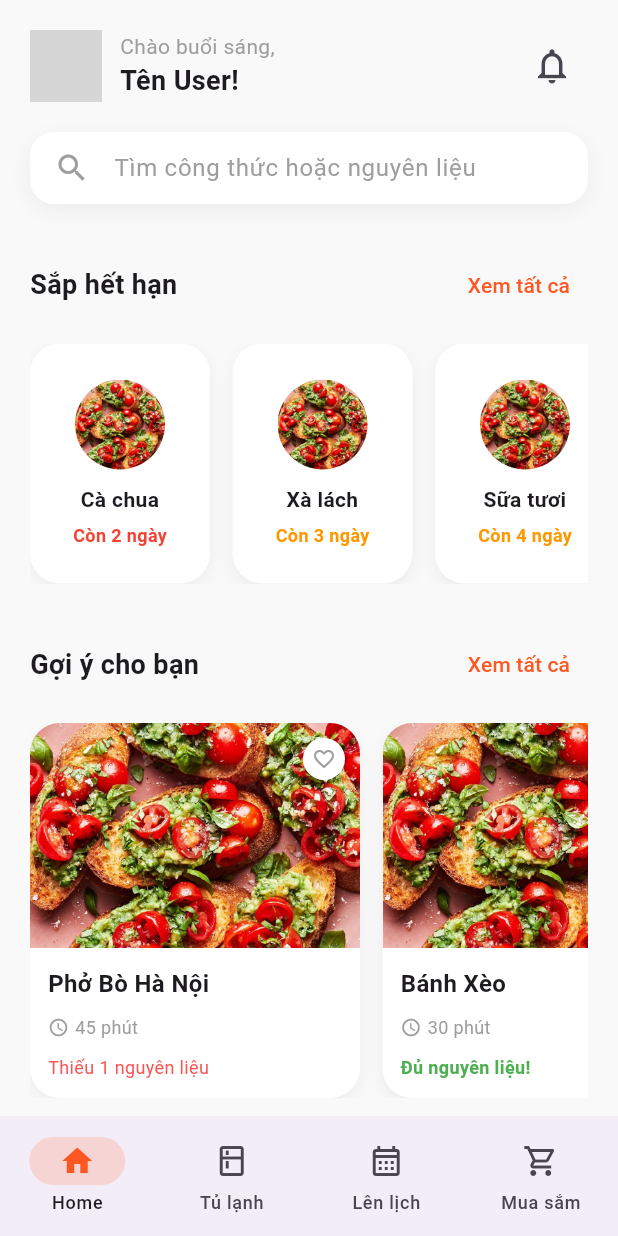
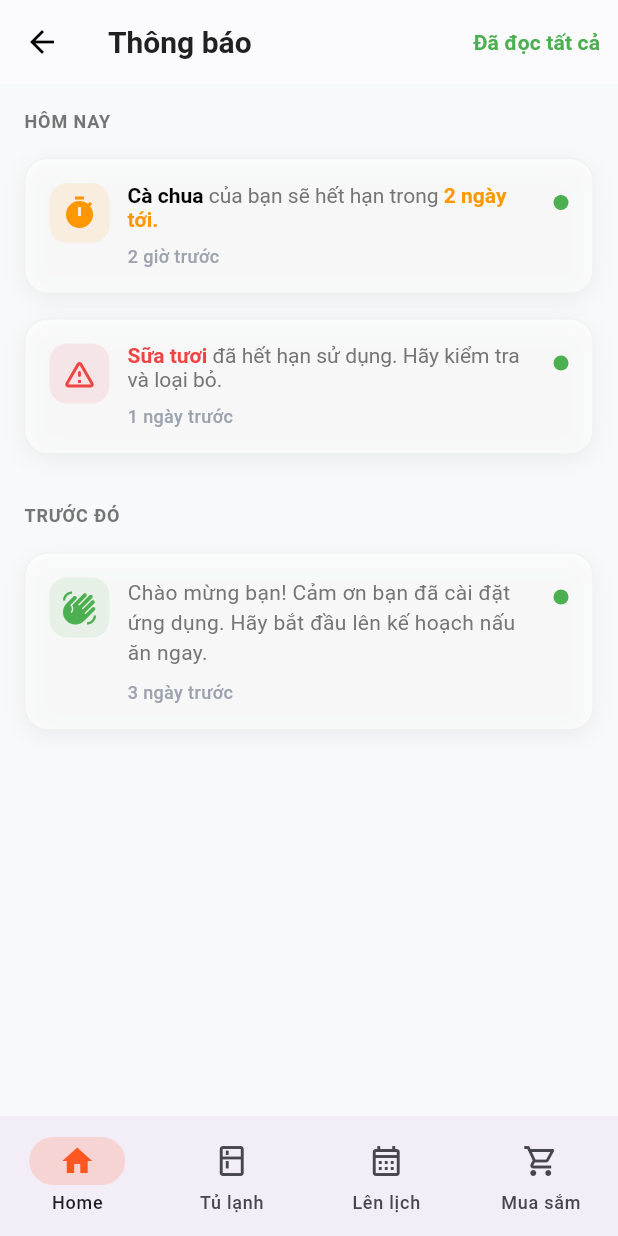
Before and after one commit to DungLV1324/BepTroLy, a Flutter app: the HomeScreen screen opened by its route, after a tap on the "notifications" icon, on a phone screen of 412 x 824 dp. Run offline on Flutter 3.47's test engine with Material 3 defaults, Android fonts, the phone set to English and light mode, and no system bars; our stand-ins replace firebase_auth, firebase_core, flutter_dotenv, flutter_local_notifications, go_router, timezone; accounts and stored records are empty; network calls fail; grey boxes are pictures that could not be loaded.

Commit message:
Add Notification screen

```diff
--- a/lib/features/home/views/home_screen.dart
+++ b/lib/features/home/views/home_screen.dart
@@ -4,6 +4,7 @@ import 'package:provider/provider.dart';
 
 import '../../goi_y_mon_an/models/recipe_model.dart';
 import '../../kho_nguyen_lieu/models/ingredient_model.dart';
+import '../../thong_bao/view/notification_screen.dart';
 import '../viewmodels/home_view_model.dart';
 
 class HomeScreen extends StatefulWidget {
@@ -107,8 +108,14 @@ class _HomeScreenState extends State<HomeScreen> {
           ),
         ),
         IconButton(
-          onPressed: () {},
-          icon: const Icon(Icons.notifications_outlined, size: 28),
+          icon: const Icon(Icons.notifications_outlined),
+          onPressed: () {
+            // --- HÀM ĐIỀU HƯỚNG ---
+            Navigator.push(
+              context,
+              MaterialPageRoute(builder: (context) => const NotificationScreen()),
+            );
+          },
         ),
       ],
     );
--- a/lib/features/setting/setting.dart
+++ /dev/null
@@ -1,13 +0,0 @@
-import 'package:flutter/material.dart';
-
-class SettingScreen extends StatelessWidget {
-  const SettingScreen({super.key});
-
-  @override
-  Widget build(BuildContext context) {
-    return Scaffold(
-      appBar: AppBar(title: const Text('SettingScreen')),
-      body: const Center(child: Text('SettingScreen đang phát triển...')),
-    );
-  }
-}
--- /dev/null
+++ b/lib/features/thong_bao/view/notification_screen.dart
@@ -0,0 +1,213 @@
+import 'package:flutter/material.dart';
+
+class NotificationScreen extends StatelessWidget {
+  const NotificationScreen({super.key});
+
+  @override
+  Widget build(BuildContext context) {
+    return Scaffold(
+      backgroundColor: const Color(0xFFF8F9FA), // Màu nền xám nhạt từ thiết kế
+      appBar: AppBar(
+        backgroundColor: Colors.white,
+        elevation: 0.5,
+        leading: IconButton(
+          icon: const Icon(Icons.arrow_back, color: Colors.black),
+          onPressed: () => Navigator.pop(context),
+        ),
+        title: const Text(
+          'Thông báo',
+          style: TextStyle(
+            color: Color(0xFF212121),
+            fontWeight: FontWeight.w700,
+            fontSize: 20,
+          ),
+        ),
+        actions: [
+          TextButton(
+            onPressed: () {},
+            child: const Text(
+              'Đã đọc tất cả',
+              style: TextStyle(
+                color: Color(0xFF4CAF50),
+                fontWeight: FontWeight.w700,
+              ),
+            ),
+          ),
+        ],
+      ),
+      body: ListView(
+        padding: const EdgeInsets.all(16),
+        children: [
+          _buildSectionHeader('HÔM NAY'),
+          const SizedBox(height: 16),
+          // Item 1: Cà chua (Sắp hết hạn - Cam)
+          _buildNotificationItem(
+            title: RichText(
+              text: const TextSpan(
+                style: TextStyle(
+                  fontSize: 14,
+                  fontFamily: 'Plus Jakarta Sans',
+                  color: Colors.black,
+                ),
+                children: [
+                  TextSpan(
+                    text: 'Cà chua',
+                    style: TextStyle(fontWeight: FontWeight.bold),
+                  ),
+                  TextSpan(
+                    text: ' của bạn sẽ hết hạn trong ',
+                    style: TextStyle(color: Color(0xFF757575)),
+                  ),
+                  TextSpan(
+                    text: '2 ngày tới.',
+                    style: TextStyle(
+                      color: Color(0xFFFF9800),
+                      fontWeight: FontWeight.bold,
+                    ),
+                  ),
+                ],
+              ),
+            ),
+            time: '2 giờ trước',
+            iconData: Icons.timer,
+            // Thay thế icon ảnh tạm thời bằng Icon có sẵn
+            iconColor: const Color(0xFFFF9800),
+            isUnread: true,
+          ),
+
+          const SizedBox(height: 16),
+          // Item 2: Sữa tươi (Đã hết hạn - Đỏ)
+          _buildNotificationItem(
+            title: RichText(
+              text: const TextSpan(
+                style: TextStyle(
+                  fontSize: 14,
+                  fontFamily: 'Plus Jakarta Sans',
+                  color: Colors.black,
+                ),
+                children: [
+                  TextSpan(
+                    text: 'Sữa tươi',
+                    style: TextStyle(
+                      fontWeight: FontWeight.bold,
+                      color: Color(0xFFEF4444),
+                    ),
+                  ),
+                  TextSpan(
+                    text: ' đã hết hạn sử dụng. Hãy kiểm tra và loại bỏ.',
+                    style: TextStyle(color: Color(0xFF757575)),
+                  ),
+                ],
+              ),
+            ),
+            time: '1 ngày trước',
+            iconData: Icons.warning_amber_rounded,
+            iconColor: const Color(0xFFEF4444),
+            isUnread: true,
+          ),
+
+          const SizedBox(height: 32),
+          _buildSectionHeader('TRƯỚC ĐÓ'),
+          const SizedBox(height: 16),
+
+          // Item 3: Chào mừng (Xanh)
+          _buildNotificationItem(
+            title: const Text(
+              'Chào mừng bạn! Cảm ơn bạn đã cài đặt ứng dụng. Hãy bắt đầu lên kế hoạch nấu ăn ngay.',
+              style: TextStyle(fontSize: 14, color: Color(0xFF757575)),
+            ),
+            time: '3 ngày trước',
+            iconData: Icons.waving_hand,
+            // Icon chào
+            iconColor: const Color(0xFF4CAF50),
+            isUnread: true,
+          ),
+        ],
+      ),
+    );
+  }
+
+  // Widget tiêu đề section (HÔM NAY, TRƯỚC ĐÓ)
+  Widget _buildSectionHeader(String title) {
+    return Text(
+      title,
+      style: const TextStyle(
+        color: Color(0xFF757575),
+        fontSize: 12,
+        fontWeight: FontWeight.w700,
+        letterSpacing: 0.60,
+      ),
+    );
+  }
+
+  // Widget hiển thị từng dòng thông báo (Tái sử dụng code)
+  Widget _buildNotificationItem({
+    required Widget title,
+    required String time,
+    required IconData iconData,
+    required Color iconColor,
+    bool isUnread = false,
+  }) {
+    return Container(
+      width: double.infinity,
+      padding: const EdgeInsets.all(16),
+      decoration: BoxDecoration(
+        color: Colors.white.withOpacity(0.6),
+        borderRadius: BorderRadius.circular(16),
+        border: Border.all(color: Colors.grey.withOpacity(0.1)),
+        boxShadow: [
+          BoxShadow(
+            color: Colors.black.withOpacity(0.05),
+            blurRadius: 12,
+            offset: const Offset(0, 4),
+          ),
+        ],
+      ),
+      child: Row(
+        crossAxisAlignment: CrossAxisAlignment.start,
+        children: [
+          // Icon bên trái
+          Container(
+            width: 40,
+            height: 40,
+            decoration: BoxDecoration(
+              color: iconColor.withOpacity(0.1),
+              borderRadius: BorderRadius.circular(12),
+            ),
+            child: Icon(iconData, color: iconColor, size: 24),
+          ),
+          const SizedBox(width: 12),
+          // Nội dung text
+          Expanded(
+            child: Column(
+              crossAxisAlignment: CrossAxisAlignment.start,
+              children: [
+                title,
+                const SizedBox(height: 8),
+                Text(
+                  time,
+                  style: const TextStyle(
+                    color: Color(0xFF9CA3AF),
+                    fontSize: 12,
+                    fontWeight: FontWeight.w500,
+                  ),
+                ),
+              ],
+            ),
+          ),
+          // Dấu chấm xanh (Unread indicator)
+          if (isUnread)
+            Container(
+              margin: const EdgeInsets.only(top: 8, left: 8),
+              width: 10,
+              height: 10,
+              decoration: const BoxDecoration(
+                color: Color(0xFF4CAF50),
+                shape: BoxShape.circle,
+              ),
+            ),
+        ],
+      ),
+    );
+  }
+}
--- /dev/null
+++ b/lib/features/thong_bao/viewmodel/noti_view_model.dart
@@ -0,0 +1,5 @@
+import 'package:flutter/material.dart';
+
+class NotificationViewModel extends ChangeNotifier {
+
+}
--- a/lib/main.dart
+++ b/lib/main.dart
@@ -23,7 +23,7 @@ class BepTroLyApp extends StatelessWidget {
         ChangeNotifierProvider(create: (_) => HomeViewModel()),
         ChangeNotifierProvider(create: (_) => RecipeViewModel()),
         ChangeNotifierProvider(create: (_) => ShoppingListViewModel()),
-        ChangeNotifierProvider(create: (_) => SplashViewModel()), // Đã thêm
+        ChangeNotifierProvider(create: (_) => SplashViewModel()),
       ],
       child: MaterialApp.router(
         title: 'Bếp Trợ Lý',
```
